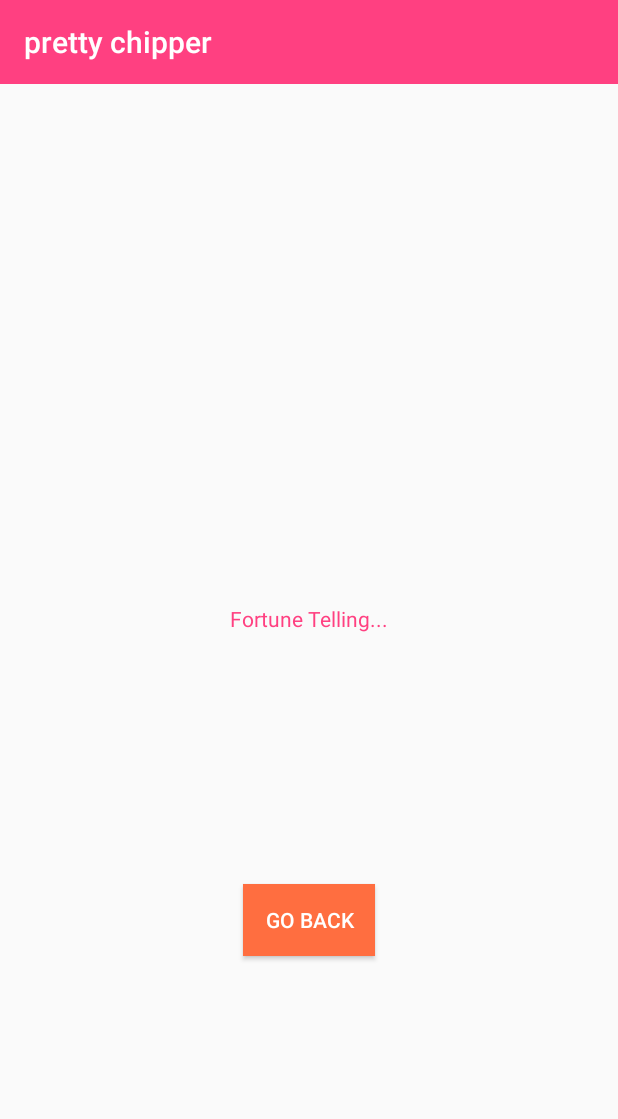
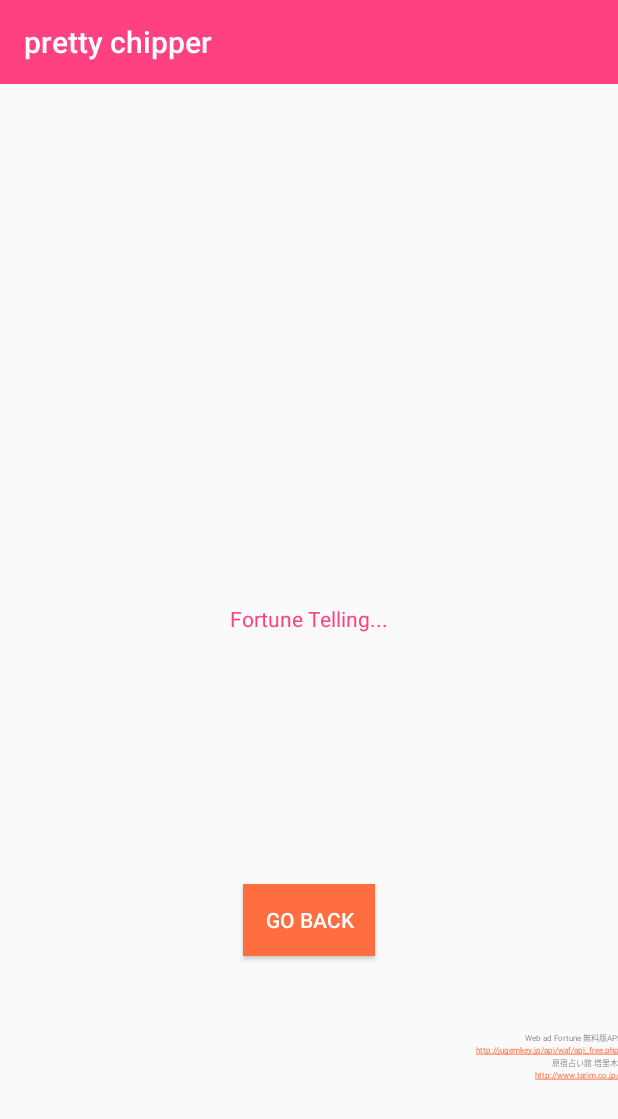
Before and after one commit to butorisa/fortune-app, an Android app: the screen it shows after launch (MainActivity), after a tap on "MAKE LUCKY", on a phone screen of 412 x 824 dp. Shown: the top 1119 px of the screen. Run offline under Robolectric (Android 15) with nearby library versions, the phone set to English and light mode, and no system bars; 1 statement that could not run was skipped.

Commit message:
2020/08/30 APIリンク追加

```diff
--- a/app/src/main/res/layout/fragment_fortune_result.xml
+++ b/app/src/main/res/layout/fragment_fortune_result.xml
@@ -1,33 +1,84 @@
 <?xml version="1.0" encoding="utf-8"?>
 <androidx.constraintlayout.widget.ConstraintLayout xmlns:android="http://schemas.android.com/apk/res/android"
+    xmlns:app="http://schemas.android.com/apk/res-auto"
     android:layout_width="match_parent"
-    android:layout_height="match_parent"
-    xmlns:app="http://schemas.android.com/apk/res-auto">
+    android:layout_height="match_parent">
 
     <TextView
         android:id="@+id/fortune_content"
         android:layout_width="wrap_content"
         android:layout_height="wrap_content"
+        android:paddingLeft="50dp"
+        android:paddingRight="50dp"
         android:text="Fortune Telling..."
         android:textColor="@color/colorPrimary"
+        app:layout_constraintBottom_toBottomOf="parent"
+        app:layout_constraintEnd_toEndOf="parent"
         app:layout_constraintStart_toStartOf="parent"
-        app:layout_constraintEnd_toEndOf="parent"
-        app:layout_constraintTop_toTopOf="parent"
-        app:layout_constraintBottom_toBottomOf="parent"
-        android:paddingLeft="50dp"
-        android:paddingRight="50dp"/>
+        app:layout_constraintTop_toTopOf="parent" />
 
     <Button
         android:id="@+id/button_back_to_entry"
         android:layout_width="wrap_content"
         android:layout_height="wrap_content"
-        android:text="go back"
-        android:textColor="#FFFFFF"
         android:background="@color/colorAccent"
         android:paddingLeft="10dp"
         android:paddingRight="10dp"
+        android:text="go back"
+        android:textColor="#FFFFFF"
+        app:layout_constraintBottom_toBottomOf="parent"
+        app:layout_constraintEnd_toEndOf="parent"
         app:layout_constraintStart_toStartOf="parent"
+        app:layout_constraintTop_toTopOf="@id/fortune_content" />
+
+    <TextView
+        android:id="@+id/label_fortune_api"
+        android:layout_width="match_parent"
+        android:layout_height="wrap_content"
+        android:layout_marginTop="50dp"
+        android:ems="10"
+        android:text="Web ad Fortune 無料版API"
+        android:textAlignment="textEnd"
+        android:textSize="5dp"
+        app:layout_constraintBottom_toTopOf="@id/link_fortune_api"
         app:layout_constraintEnd_toEndOf="parent"
-        app:layout_constraintTop_toTopOf="@id/fortune_content"
-        app:layout_constraintBottom_toBottomOf="parent" />
+        app:layout_constraintTop_toBottomOf="@id/button_back_to_entry" />
+
+    <TextView
+        android:id="@+id/link_fortune_api"
+        android:layout_width="match_parent"
+        android:layout_height="wrap_content"
+        android:autoLink="web"
+        android:ems="10"
+        android:linksClickable="true"
+        android:text="http://jugemkey.jp/api/waf/api_free.php"
+        android:textSize="5dp"
+        android:textAlignment="textEnd"
+        app:layout_constraintEnd_toEndOf="parent"
+        app:layout_constraintTop_toBottomOf="@id/label_fortune_api" />
+
+    <TextView
+        android:id="@+id/label_tarim"
+        android:layout_width="match_parent"
+        android:layout_height="wrap_content"
+        android:ems="10"
+        android:text="原宿占い館 塔里木"
+        android:textSize="5dp"
+        android:textAlignment="textEnd"
+        app:layout_constraintEnd_toEndOf="parent"
+        app:layout_constraintTop_toBottomOf="@id/link_fortune_api" />
+
+    <TextView
+        android:id="@+id/link_tarim"
+        android:layout_width="match_parent"
+        android:layout_height="wrap_content"
+        android:layout_marginBottom="1dp"
+        android:autoLink="web"
+        android:ems="10"
+        android:linksClickable="true"
+        android:text="http://www.tarim.co.jp/"
+        android:textSize="5dp"
+        android:textAlignment="textEnd"
+        app:layout_constraintEnd_toEndOf="parent"
+        app:layout_constraintTop_toBottomOf="@id/label_tarim" />
 </androidx.constraintlayout.widget.ConstraintLayout>
```
